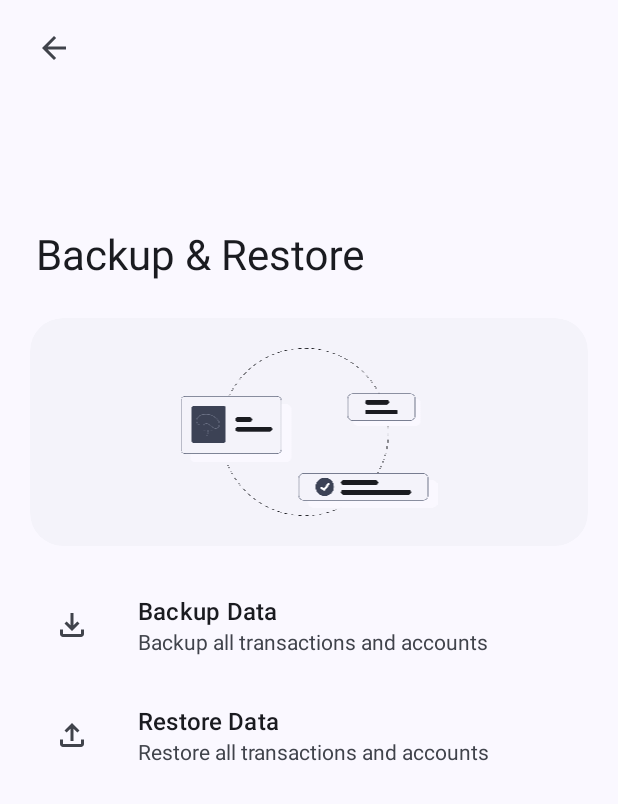
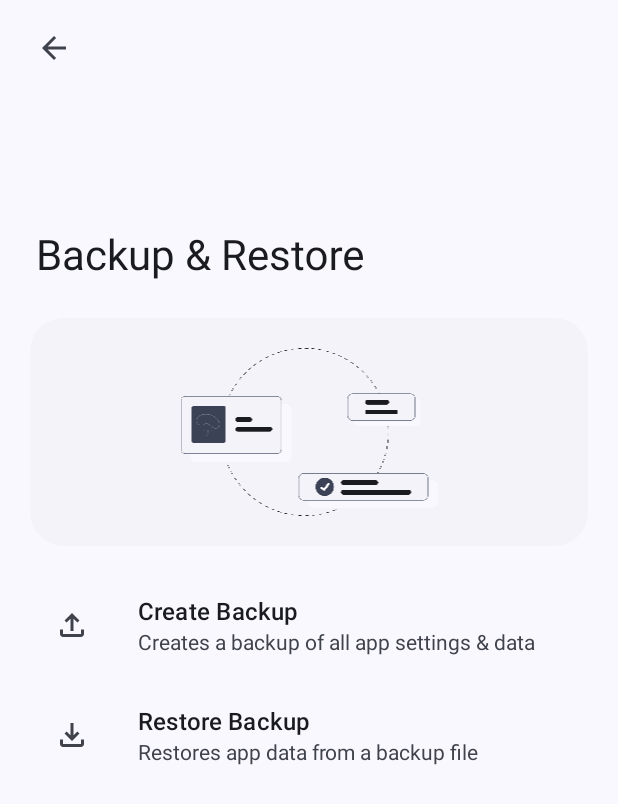
Before and after one commit to N3Shemmy3/Coffre, an Android app: the fragment BackupNRestoreSettingsScreen placed in its activity, on a phone screen of 412 x 824 dp. Shown: the top 804 px of the screen. Run offline under Robolectric (Android 15) with nearby library versions, the phone set to English and light mode, and no system bars; our stand-ins replace androidx.preference; libraries missing offline, so code that uses them is left out: com.robinhood.ticker; pictures from the network do not load; 8 statements that could not run were skipped.

Commit message:
fix:use human language instead of robotic language fix:use string resouces instead of hard coding the text

```diff
--- a/app/src/main/res/xml/settings.xml
+++ b/app/src/main/res/xml/settings.xml
@@ -38,7 +38,7 @@
         android:icon="@drawable/outline_settings_backup_restore_24"
         android:key="backup_n_restore"
         android:layout="@layout/item_preference"
-        android:summary="@string/summary_back_restore"
+        android:summary="@string/summary_backup_n_restore"
         android:title="@string/preference_backup_n_restore"
         app:isPreferenceVisible="true" />
 
--- a/app/src/main/res/xml/settings_backup_n_restore.xml
+++ b/app/src/main/res/xml/settings_backup_n_restore.xml
@@ -20,16 +20,16 @@
 <PreferenceScreen xmlns:android="http://schemas.android.com/apk/res/android">
 
     <Preference
-        android:icon="@drawable/outline_file_download_24"
+        android:icon="@drawable/outline_file_upload_24"
         android:key="backup"
         android:layout="@layout/item_preference"
-        android:summary="Backup all transactions and accounts"
-        android:title="Backup Data " />
+        android:summary="@string/preference_create_backup_summary"
+        android:title="@string/preference_create_backup" />
 
     <Preference
-        android:icon="@drawable/outline_file_upload_24"
+        android:icon="@drawable/outline_file_download_24"
         android:key="restore"
         android:layout="@layout/item_preference"
-        android:summary="Restore all transactions and accounts"
-        android:title="Restore Data" />
+        android:summary="@string/preference_restore_backup_summary"
+        android:title="@string/preference_restore_backup" />
 </PreferenceScreen>
```
